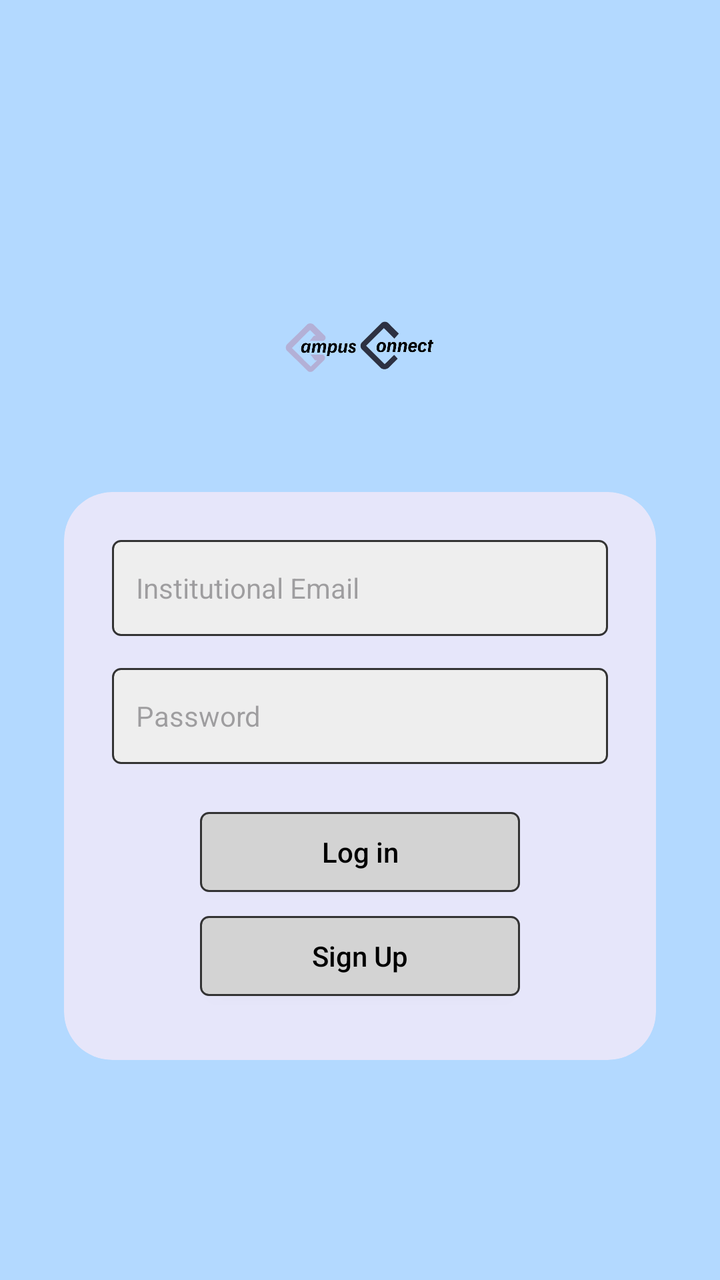
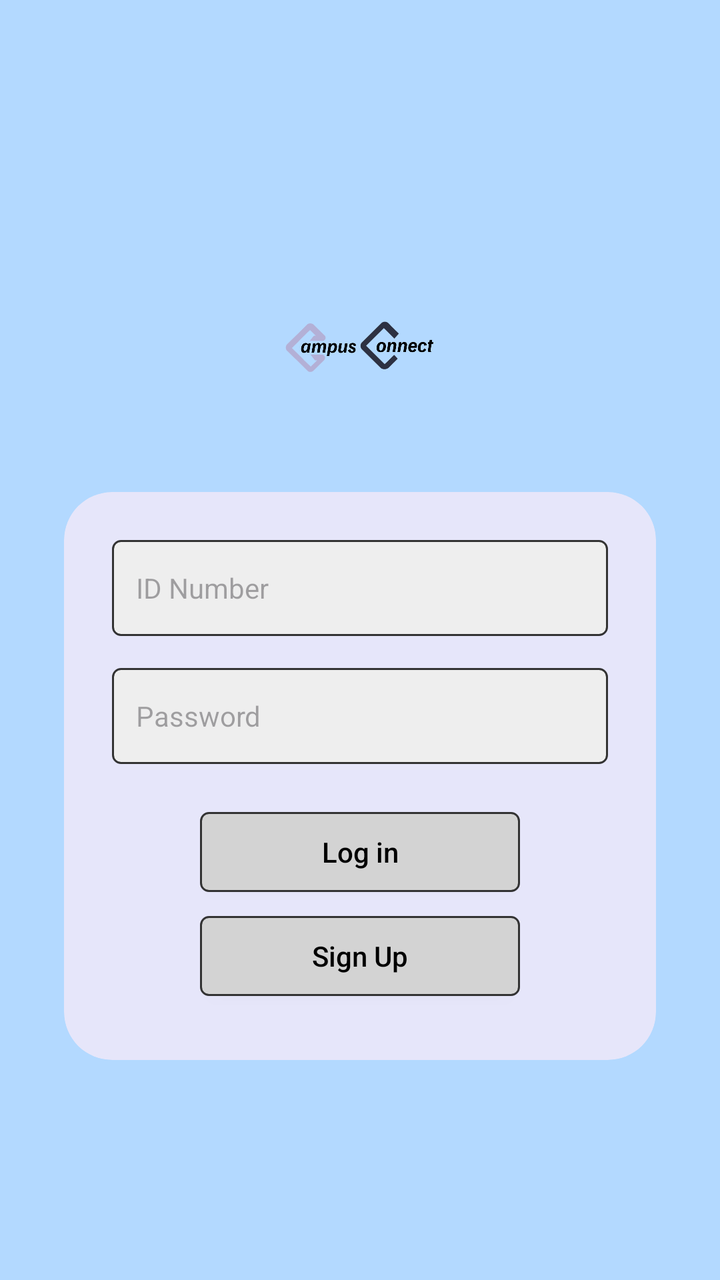

The first picture is an Android layout as it rendered before a commit; the second is the same layout after the commit. The layout source and the unified diff follow.
<!-- AndroidManifest.xml: application theme Theme.CampusConnect -->
<!-- res/layout/activity_login.xml -->
<?xml version="1.0" encoding="utf-8"?>
<androidx.constraintlayout.widget.ConstraintLayout xmlns:android="http://schemas.android.com/apk/res/android"
    xmlns:app="http://schemas.android.com/apk/res-auto"
    android:layout_width="match_parent"
    android:layout_height="match_parent"
    android:background="#B3D9FF"> 

    
    <LinearLayout
        android:id="@+id/logoContainer"
        android:layout_width="wrap_content"
        android:layout_height="wrap_content"
        android:layout_marginTop="64dp"
        android:gravity="center"
        android:orientation="vertical"
        app:layout_constraintEnd_toEndOf="parent"
        app:layout_constraintStart_toStartOf="parent"
        app:layout_constraintTop_toTopOf="parent">

        
        <ImageView
            android:layout_width="300dp"
            android:layout_height="150dp"
            android:src="@drawable/campusconnect"
            android:scaleType="fitCenter"
            android:contentDescription="CampusConnect Logo" />
    </LinearLayout>

    
    <androidx.cardview.widget.CardView
        android:layout_width="0dp"
        android:layout_height="wrap_content"
        android:layout_marginStart="32dp"
        android:layout_marginTop="32dp"
        android:layout_marginEnd="32dp"
        app:cardBackgroundColor="#E6E6FA"
        app:cardCornerRadius="24dp"
        app:cardElevation="0dp"
        app:layout_constraintEnd_toEndOf="parent"
        app:layout_constraintStart_toStartOf="parent"
        app:layout_constraintTop_toBottomOf="@+id/logoContainer">

        <LinearLayout
            android:layout_width="match_parent"
            android:layout_height="wrap_content"
            android:orientation="vertical"
            android:padding="24dp">

            <EditText
                android:id="@+id/emailEditText"
                android:layout_width="match_parent"
                android:layout_height="48dp"
                android:background="@drawable/edit_text_bg"
                android:hint="Institutional Email"
                android:inputType="textEmailAddress"
                android:paddingStart="12dp"
                android:paddingEnd="12dp"
                android:textSize="14sp" />

            <EditText
                android:id="@+id/passwordEditText"
                android:layout_width="match_parent"
                android:layout_height="48dp"
                android:layout_marginTop="16dp"
                android:background="@drawable/edit_text_bg"
                android:hint="Password"
                android:inputType="textPassword"
                android:paddingStart="12dp"
                android:paddingEnd="12dp"
                android:textSize="14sp" />

            <androidx.appcompat.widget.AppCompatButton
                android:id="@+id/loginButton"
                android:layout_width="160dp"
                android:layout_height="40dp"
                android:layout_gravity="center_horizontal"
                android:layout_marginTop="24dp"
                android:background="@drawable/button_bg"
                android:text="Log in"
                android:textAllCaps="false"
                android:textColor="#000000" />

            <androidx.appcompat.widget.AppCompatButton
                android:id="@+id/signUpButton"
                android:layout_width="160dp"
                android:layout_height="40dp"
                android:layout_gravity="center_horizontal"
                android:layout_marginTop="12dp"
                android:layout_marginBottom="8dp"
                android:background="@drawable/button_bg"
                android:text="Sign Up"
                android:textAllCaps="false"
                android:textColor="#000000" />
        </LinearLayout>
    </androidx.cardview.widget.CardView>
</androidx.constraintlayout.widget.ConstraintLayout>
<!-- resources referenced by this layout -->
<resources>
  <!-- drawable button_bg (drawable) -->
  <?xml version="1.0" encoding="utf-8"?>
  <shape xmlns:android="http://schemas.android.com/apk/res/android"
      android:shape="rectangle">
      <solid android:color="#D3D3D3" />
      <stroke android:width="1dp" android:color="#333333" />
      <corners android:radius="4dp" />
  </shape>
  <!-- drawable campusconnect: png bitmap (drawable, 141850 bytes) -->
  <!-- drawable edit_text_bg (drawable) -->
  <?xml version="1.0" encoding="utf-8"?>
  <shape xmlns:android="http://schemas.android.com/apk/res/android"
      android:shape="rectangle">
      <solid android:color="#EEEEEE" />
      <stroke android:width="1dp" android:color="#333333" />
      <corners android:radius="4dp" />
  </shape>
  <style name="Theme.CampusConnect" parent="Base.Theme.CampusConnect" />
  <style name="Base.Theme.CampusConnect" parent="Theme.Material3.DayNight.NoActionBar">
          
          
      </style>
</resources>

<!-- the commit's change to res/layout/activity_login.xml (unified diff, before → after) -->
@@ -47,12 +47,12 @@
             android:padding="24dp">
 
             <EditText
-                android:id="@+id/emailEditText"
+                android:id="@+id/idNumberEditText"
                 android:layout_width="match_parent"
                 android:layout_height="48dp"
                 android:background="@drawable/edit_text_bg"
-                android:hint="Institutional Email"
-                android:inputType="textEmailAddress"
+                android:hint="ID Number"
+                android:inputType="text"
                 android:paddingStart="12dp"
                 android:paddingEnd="12dp"
                 android:textSize="14sp" />
